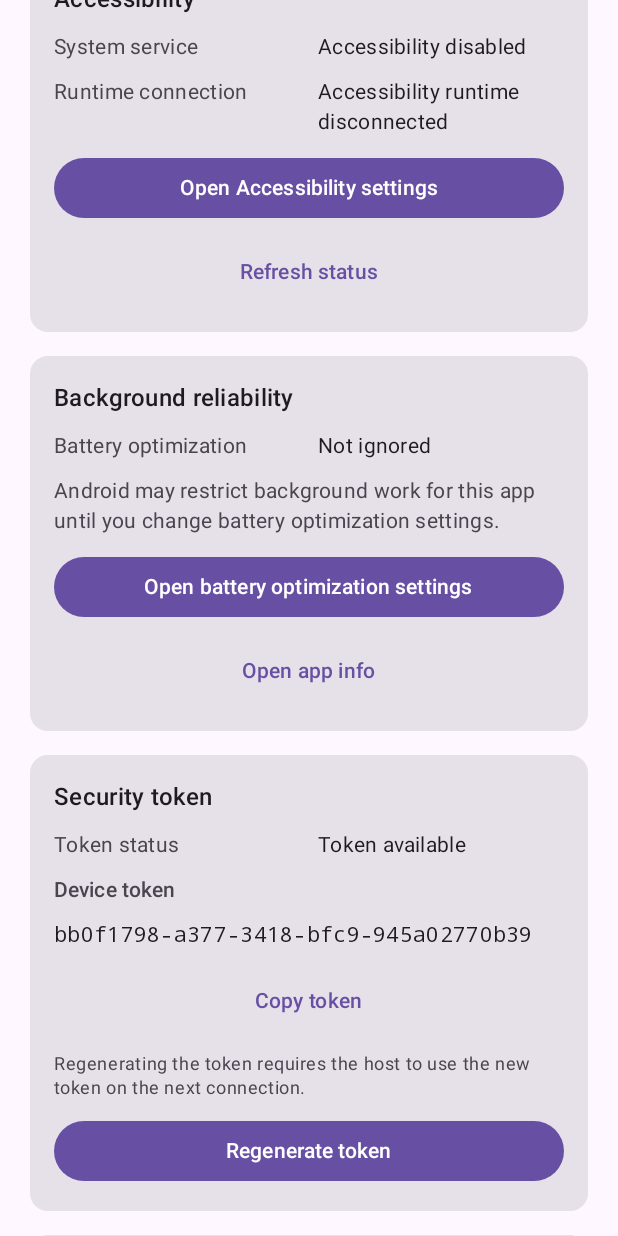
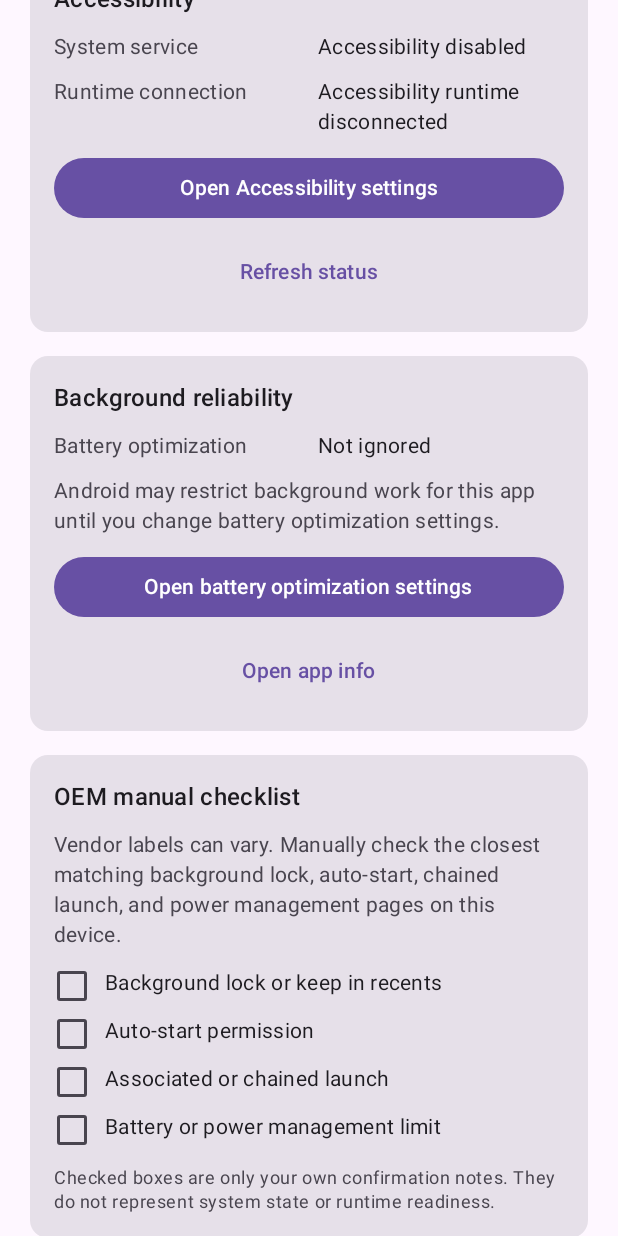
Before and after one commit to Azure99/androidctl, an Android app built with Jetpack Compose: the screen it shows after launch (MainActivity), scrolled down 576 dp, on a phone screen of 412 x 824 dp. Run offline under Robolectric (Android 15) with nearby library versions, the light colour scheme and no system bars; 9 statements that could not run were skipped.

Commit message:
feat(android): add OEM background checklist

```diff
--- a/android/app/src/main/java/com/rainng/androidctl/AgentStatusScreen.kt
+++ b/android/app/src/main/java/com/rainng/androidctl/AgentStatusScreen.kt
@@ -46,6 +46,7 @@ internal fun AgentStatusScreen(
         ConnectionCard(uiModel = uiModel, actions = actions)
         AccessibilityCard(uiModel = uiModel, actions = actions)
         BackgroundReliabilityCard(uiModel = backgroundReliabilityUiModel, actions = actions)
+        OemBackgroundChecklistCard()
         SecurityTokenCard(uiModel = uiModel, actions = actions)
         DiagnosticsCard(uiModel = uiModel)
         NextStepsCard()
--- /dev/null
+++ b/android/app/src/main/java/com/rainng/androidctl/OemBackgroundChecklist.kt
@@ -0,0 +1,128 @@
+package com.rainng.androidctl
+
+import androidx.annotation.StringRes
+import androidx.compose.foundation.layout.Arrangement
+import androidx.compose.foundation.layout.Column
+import androidx.compose.foundation.layout.Row
+import androidx.compose.foundation.layout.Spacer
+import androidx.compose.foundation.layout.fillMaxWidth
+import androidx.compose.foundation.layout.padding
+import androidx.compose.foundation.layout.width
+import androidx.compose.foundation.selection.toggleable
+import androidx.compose.material3.Checkbox
+import androidx.compose.material3.MaterialTheme
+import androidx.compose.material3.Text
+import androidx.compose.runtime.Composable
+import androidx.compose.runtime.mutableStateMapOf
+import androidx.compose.runtime.remember
+import androidx.compose.ui.Alignment
+import androidx.compose.ui.Modifier
+import androidx.compose.ui.res.stringResource
+import androidx.compose.ui.semantics.Role
+import androidx.compose.ui.text.style.TextOverflow
+import androidx.compose.ui.unit.dp
+
+internal data class OemBackgroundChecklistItemSpec(
+    val key: String,
+    @param:StringRes val labelRes: Int,
+)
+
+internal data class OemBackgroundChecklistSpec(
+    @param:StringRes val titleRes: Int,
+    @param:StringRes val introRes: Int,
+    @param:StringRes val noteRes: Int,
+    val items: List<OemBackgroundChecklistItemSpec>,
+)
+
+internal val oemBackgroundChecklistSpec =
+    OemBackgroundChecklistSpec(
+        titleRes = R.string.section_oem_manual_checklist,
+        introRes = R.string.oem_manual_checklist_intro,
+        noteRes = R.string.oem_manual_checklist_note,
+        items =
+            listOf(
+                OemBackgroundChecklistItemSpec(
+                    key = "background_lock",
+                    labelRes = R.string.oem_checklist_background_lock,
+                ),
+                OemBackgroundChecklistItemSpec(
+                    key = "auto_start",
+                    labelRes = R.string.oem_checklist_auto_start,
+                ),
+                OemBackgroundChecklistItemSpec(
+                    key = "associated_launch",
+                    labelRes = R.string.oem_checklist_associated_launch,
+                ),
+                OemBackgroundChecklistItemSpec(
+                    key = "power_management",
+                    labelRes = R.string.oem_checklist_power_management,
+                ),
+            ),
+    )
+
+@Composable
+internal fun OemBackgroundChecklistCard(
+    modifier: Modifier = Modifier,
+    spec: OemBackgroundChecklistSpec = oemBackgroundChecklistSpec,
+) {
+    val checkedStates = remember(spec) { mutableStateMapOf<String, Boolean>() }
+    StatusInfoCard(
+        titleRes = spec.titleRes,
+        content = {
+            Column(
+                modifier = modifier.fillMaxWidth(),
+                verticalArrangement = Arrangement.spacedBy(10.dp),
+            ) {
+                Text(
+                    text = stringResource(spec.introRes),
+                    style = MaterialTheme.typography.bodyMedium,
+                    color = MaterialTheme.colorScheme.onSurfaceVariant,
+                )
+                Column(verticalArrangement = Arrangement.spacedBy(4.dp)) {
+                    spec.items.forEach { item ->
+                        OemChecklistItemRow(
+                            checked = checkedStates[item.key] == true,
+                            labelRes = item.labelRes,
+                            onCheckedChange = { checkedStates[item.key] = it },
+                        )
+                    }
+                }
+                Text(
+                    text = stringResource(spec.noteRes),
+                    style = MaterialTheme.typography.bodySmall,
+                    color = MaterialTheme.colorScheme.onSurfaceVariant,
+                )
+            }
+        },
+    )
+}
+
+@Composable
+private fun OemChecklistItemRow(
+    checked: Boolean,
+    @StringRes labelRes: Int,
+    onCheckedChange: (Boolean) -> Unit,
+) {
+    Row(
+        modifier =
+            Modifier
+                .fillMaxWidth()
+                .toggleable(
+                    value = checked,
+                    role = Role.Checkbox,
+                    onValueChange = onCheckedChange,
+                ).padding(vertical = 2.dp),
+        verticalAlignment = Alignment.Top,
+    ) {
+        Checkbox(checked = checked, onCheckedChange = null)
+        Spacer(modifier = Modifier.width(10.dp))
+        Text(
+            text = stringResource(labelRes),
+            style = MaterialTheme.typography.bodyMedium,
+            modifier = Modifier.weight(1f),
+            softWrap = true,
+            overflow = TextOverflow.Visible,
+            maxLines = Int.MAX_VALUE,
+        )
+    }
+}
--- a/android/app/src/main/res/values/strings.xml
+++ b/android/app/src/main/res/values/strings.xml
@@ -29,6 +29,7 @@
     <string name="section_connection">Connection</string>
     <string name="section_accessibility">Accessibility</string>
     <string name="section_background_reliability">Background reliability</string>
+    <string name="section_oem_manual_checklist">OEM manual checklist</string>
     <string name="section_security_token">Security token</string>
     <string name="section_diagnostics">Diagnostics</string>
     <string name="section_next_steps">Next steps</string>
@@ -61,6 +62,12 @@
     <string name="status_battery_optimization_ignored_detail">Android battery optimizations are already ignored for this app.</string>
     <string name="status_battery_optimization_not_ignored_detail">Android may restrict background work for this app until you change battery optimization settings.</string>
     <string name="status_battery_optimization_unknown_detail">This device did not report a battery optimization state for the app.</string>
+    <string name="oem_manual_checklist_intro">Vendor labels can vary. Manually check the closest matching background lock, auto-start, chained launch, and power management pages on this device.</string>
+    <string name="oem_manual_checklist_note">Checked boxes are only your own confirmation notes. They do not represent system state or runtime readiness.</string>
+    <string name="oem_checklist_background_lock">Background lock or keep in recents</string>
+    <string name="oem_checklist_auto_start">Auto-start permission</string>
+    <string name="oem_checklist_associated_launch">Associated or chained launch</string>
+    <string name="oem_checklist_power_management">Battery or power management limit</string>
     <string name="next_step_enable_accessibility">1. Enable the accessibility service for this app.</string>
     <string name="next_step_start_server">2. Start the RPC server.</string>
     <string name="next_step_share_token">3. Use the current device token when connecting from androidctld.</string>
```
Also changed, not shown: 2 other files.
